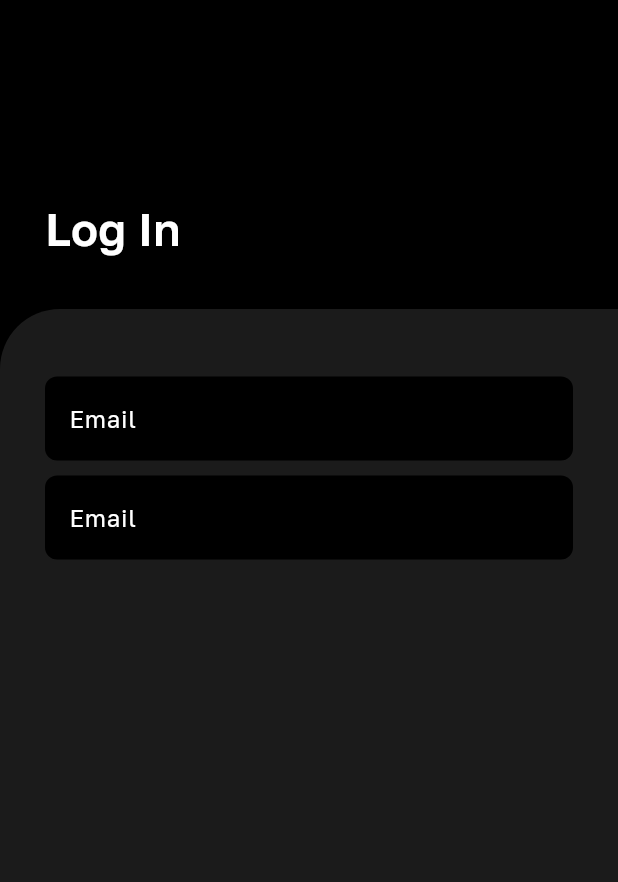
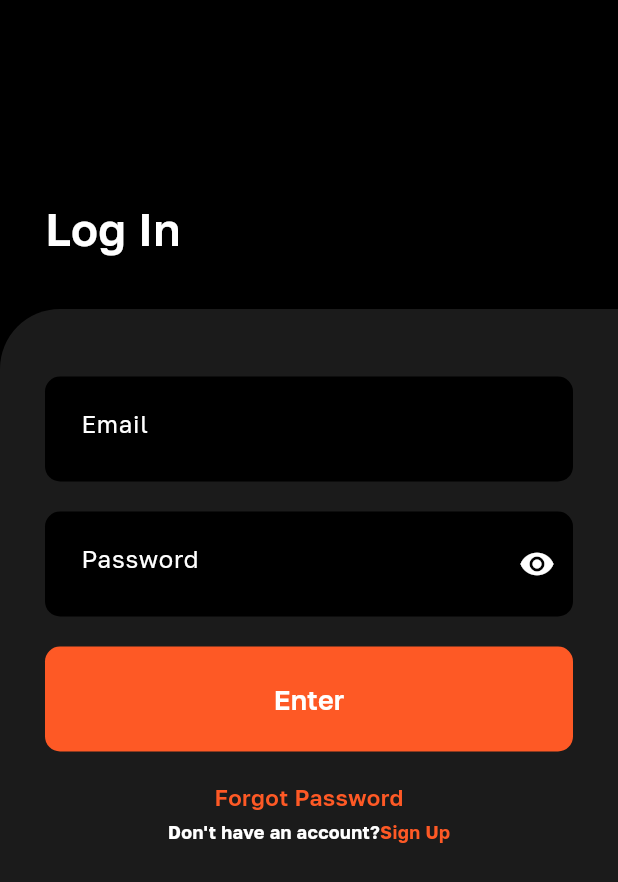
Before and after one commit to Taylor-s-Capstone-Group-12/QuantoCube, a Flutter app: the LoginPage screen opened directly, on a phone screen of 412 x 824 dp. Shown: the top 882 px of the screen. Run offline on Flutter 3.47's test engine with Material 3 defaults, Android fonts, the phone set to English and light mode, and no system bars; our stand-ins replace google_fonts, smooth_page_indicator.

Commit message:
adds login page and validator file

```diff
--- a/lib/page/auth/login_page.dart
+++ b/lib/page/auth/login_page.dart
@@ -64,11 +64,13 @@ class LoginBoxContent extends StatefulWidget {
 class _LoginBoxContentState extends State<LoginBoxContent> {
   late TextEditingController emailController;
   late TextEditingController passwordController;
+  late bool passwordObscure;
 
   @override
   void initState() {
     emailController = TextEditingController();
     passwordController = TextEditingController();
+    passwordObscure = true;
     super.initState();
   }
 
@@ -79,22 +81,95 @@ class _LoginBoxContentState extends State<LoginBoxContent> {
     super.dispose();
   }
 
+  bool onLogin(String email, String password) {
+    // TO-DO: Implement login logic here
+    return true;
+  }
+
+  void onForgetPassword() {
+    // TO-DO: Implement reset password logic here
+  }
+
+  void onSignUp() {
+    // TO-DO: Implement sign up logic here
+  }
+
   @override
   Widget build(BuildContext context) {
     return Column(
       children: [
-        TextFormField(
+        TextInputBox(
           controller: emailController,
+          hintText: 'Email',
+        ),
+        const SizedBox(height: 20),
+        TextInputBox(
+          controller: passwordController,
+          hintText: 'Password',
+          obscureText: passwordObscure,
+          textInputAction: TextInputAction.done,
+          suffixIcon: GestureDetector(
+            onTap: () {
+              setState(() {
+                passwordObscure = !passwordObscure;
+              });
+            },
+            child: Icon(
+              passwordObscure ? Icons.visibility : Icons.visibility_off,
+              color: Colors.white,
+            ),
+          ),
+        ),
+        const SizedBox(height: 20),
+        LoginButton(
+          onPressed: () =>
+              onLogin(emailController.text, passwordController.text),
+        ),
+        const SizedBox(height: 20),
+        AdditionalButtons(
+            onForgetPassword: onForgetPassword, onSignUp: onSignUp)
+      ],
+    );
+  }
+}
+
+class TextInputBox extends StatelessWidget {
+  const TextInputBox({
+    super.key,
+    required this.controller,
+    required this.hintText,
+    this.obscureText = false, // default to false
+    this.textInputAction = TextInputAction.next, // default to next
+    this.suffixIcon,
+  });
+
+  final TextEditingController controller;
+  final String hintText;
+  final bool obscureText;
+  final TextInputAction textInputAction;
+  final Widget? suffixIcon;
+
+  @override
+  Widget build(BuildContext context) {
+    return SizedBox(
+      height: 70,
+      child: TextFormField(
+        textInputAction: textInputAction,
+        controller: controller,
         decoration: InputDecoration(
-            hintText: 'Email',
+          //contentPadding: const EdgeInsets.all(20),
+          isDense: false,
+          hintText: hintText,
           hintStyle: const TextStyle(
             color: Colors.white,
           ),
           filled: true,
+          contentPadding:
+              const EdgeInsets.symmetric(horizontal: 20, vertical: 30),
           fillColor: Colors.black,
           border: OutlineInputBorder(
             borderSide: BorderSide.none, // No outline when not focused
-              borderRadius: BorderRadius.circular(8.0),
+            borderRadius: BorderRadius.circular(10.0),
           ),
           focusedBorder: OutlineInputBorder(
             borderSide: BorderSide(
@@ -103,42 +178,135 @@ class _LoginBoxContentState extends State<LoginBoxContent> {
                   .primary, // Primary color outline when focused
               width: 2.0,
             ),
-              borderRadius: BorderRadius.circular(8.0),
+            borderRadius: BorderRadius.circular(10.0),
+          ),
+          suffixIcon: suffixIcon,
+        ),
+        obscureText: obscureText,
+      ),
+    );
+  }
+}
+
+class LoginButton extends StatelessWidget {
+  const LoginButton({
+    super.key,
+    required this.onPressed,
+  });
+
+  final VoidCallback onPressed;
+
+  @override
+  Widget build(BuildContext context) {
+    return SizedBox(
+      height: 70,
+      width: double.infinity,
+      child: FilledButton(
+        onPressed: onPressed,
+        style: FilledButton.styleFrom(
+          backgroundColor: Theme.of(context).colorScheme.primary,
+          padding: EdgeInsets.zero,
+          shape: RoundedRectangleBorder(
+            borderRadius: BorderRadius.circular(10.0),
+          ),
+        ),
+        child: const Text(
+          'Enter',
+          style: TextStyle(
+            fontWeight: FontWeight.w600,
+            fontSize: 18,
+            color: Colors.white,
           ),
         ),
       ),
-        const SizedBox(height: 10),
-        TextFormField(
-          controller: emailController,
-          decoration: InputDecoration(
-            hintText: 'Email',
-            hintStyle: const TextStyle(
-              color: Colors.white,
-            ),
-            filled: true,
-            fillColor: Colors.black,
-            border: OutlineInputBorder(
-              borderSide: BorderSide.none, // No outline when not focused
-              borderRadius: BorderRadius.circular(8.0),
-            ),
-            focusedBorder: OutlineInputBorder(
-              borderSide: BorderSide(
-                color: Theme.of(context)
-                    .colorScheme
-                    .primary, // Primary color outline when focused
-                width: 2.0,
-              ),
-              borderRadius: BorderRadius.circular(8.0),
-            ),
-          ),
-        )
+    );
+  }
+}
+
+class AdditionalButtons extends StatelessWidget {
+  const AdditionalButtons({
+    super.key,
+    required this.onForgetPassword,
+    required this.onSignUp,
+  });
+
+  final VoidCallback onForgetPassword;
+  final VoidCallback onSignUp;
+
+  @override
+  Widget build(BuildContext context) {
+    return Column(
+      children: [
+        ForgotPasswordButton(onPressed: onForgetPassword),
+        SignUpButton(onPressed: onSignUp),
       ],
     );
   }
 }
 
-// GoogleFonts.golosText(
-//                   fontSize: 30,
-//                   height: 1.2,
-//                   fontWeight: FontWeight.w600,
-//                 )
+class ForgotPasswordButton extends StatelessWidget {
+  const ForgotPasswordButton({
+    super.key,
+    required this.onPressed,
+  });
+
+  final VoidCallback onPressed;
+
+  @override
+  Widget build(BuildContext context) {
+    return Padding(
+      padding: const EdgeInsets.symmetric(horizontal: 4.0),
+      child: GestureDetector(
+        onTap: onPressed,
+        child: Text(
+          'Forgot Password',
+          style: TextStyle(
+            color: Theme.of(context).colorScheme.primary,
+            fontWeight: FontWeight.w600,
+            fontSize: 15,
+          ),
+        ),
+      ),
+    );
+  }
+}
+
+class SignUpButton extends StatelessWidget {
+  const SignUpButton({
+    super.key,
+    required this.onPressed,
+  });
+
+  final VoidCallback onPressed;
+
+  @override
+  Widget build(BuildContext context) {
+    final TextStyle textStyle = TextStyle(
+      color: Theme.of(context).colorScheme.primary,
+      fontWeight: FontWeight.w700,
+      fontSize: 12,
+    );
+
+    return Padding(
+      padding: const EdgeInsets.symmetric(vertical: 4.0),
+      child: Row(
+        mainAxisAlignment: MainAxisAlignment.center,
+        children: [
+          Text(
+            'Don\'t have an account?',
+            style: textStyle.copyWith(
+              color: Colors.white,
+            ),
+          ),
+          GestureDetector(
+            onTap: onPressed,
+            child: Text(
+              'Sign Up',
+              style: textStyle,
+            ),
+          ),
+        ],
+      ),
+    );
+  }
+}
--- /dev/null
+++ b/lib/page/auth/validator.dart
@@ -0,0 +1,28 @@
+import 'package:http/http.dart' as http;
+import 'dart:convert';
+import 'package:crypto/crypto.dart';
+
+String hashPassword(String password) {
+  final bytes = utf8.encode(password);
+  final digest = sha256.convert(bytes);
+  return digest.toString();
+}
+
+Future<Map<String, dynamic>> login(String email, String password) async {
+  final response = await http.post(
+    Uri.parse('https://api.example.com/login'),
+    headers: <String, String>{
+      'Content-Type': 'application/json; charset=UTF-8',
+    },
+    body: jsonEncode(<String, String>{
+      'email': email,
+      'password': hashPassword(password),
+    }),
+  );
+
+  if (response.statusCode == 200) {
+    return jsonDecode(response.body);
+  } else {
+    throw Exception('Failed to login');
+  }
+}
--- a/pubspec.yaml
+++ b/pubspec.yaml
@@ -37,6 +37,8 @@ dependencies:
   google_fonts: ^6.2.1
   dots_indicator: ^4.0.0
   smooth_page_indicator: ^1.2.1
+  crypto: ^3.0.6
+  http: ^1.3.0
 
 dev_dependencies:
   flutter_test:
@@ -64,6 +66,7 @@ flutter:
     - assets/
     - assets/mascot/
     - assets/introduction/
+    - test/test_data/
 
 
   fonts:
```
Also changed, not shown: pubspec.lock, 5 other files. Lines whose indentation alone changed are shown as unchanged.
